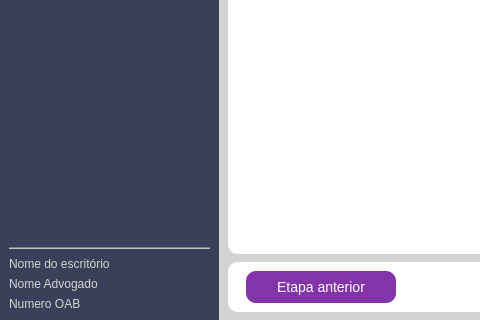
Above: Design/UI/entrevistaPage.ui from newprev/PrevCliente before the change; both pictures show x 0 to 480 and y 350 to 670 of the 1280 by 670 pixel window. Below: the same form after it.
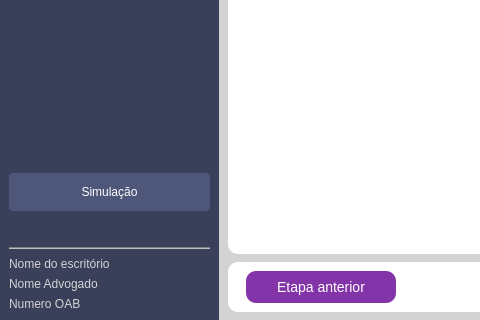
That is the form after the change. Icons and pictures are not drawn.

```diff
--- a/Design/UI/entrevistaPage.ui
+++ b/Design/UI/entrevistaPage.ui
@@ -237,7 +237,7 @@
      <widget class="QFrame" name="frGuia">
       <property name="minimumSize">
        <size>
-        <width>210</width>
+        <width>0</width>
         <height>0</height>
        </size>
       </property>
@@ -275,13 +275,42 @@
 }
 
 QGroupBox{
-	font-family: &quot;Ubuntu&quot;;
+	font-family: &quot;TeX Gyre Adventor&quot;;
 	font-size: 14px;
 	border: 0px solid transparent;
 	background-color: transparent;
 	margin-top: 3ex;
 
 	color: white;	
+}
+
+/*----------------------------------------------- Push Buttons -----------------------------------------------*/
+#pbConfSimulacao {
+	font-family: &quot;TeX Gyre Adventor&quot;;
+	font-size: 12px;
+
+	border-radius: 4px;
+	background-color: rgb(78, 86, 121);
+	
+	background-image: url(:/Simulacao/simulacao.png);
+	background-repeat: no-repeat;
+	background-position: left;
+
+	color: white;
+}
+
+#pbConfSimulacao:hover {
+	font-family: &quot;TeX Gyre Adventor&quot;;
+	font-size: 14px;
+
+	border-radius: 4px;
+	background-color: rgb(48, 53, 75);
+	
+	background-image: url(:/Simulacao/simulacao.png);
+	background-repeat: no-repeat;
+	background-position: left;
+
+	color: white;
 }</string>
       </property>
       <property name="frameShape">
@@ -484,6 +513,19 @@
          </property>
         </spacer>
        </item>
+       <item>
+        <widget class="QPushButton" name="pbConfSimulacao">
+         <property name="minimumSize">
+          <size>
+           <width>0</width>
+           <height>38</height>
+          </size>
+         </property>
+         <property name="text">
+          <string>Simulação</string>
+         </property>
+        </widget>
+       </item>
        <item>
         <widget class="QFrame" name="frInfoAdv">
          <property name="frameShape">
```
